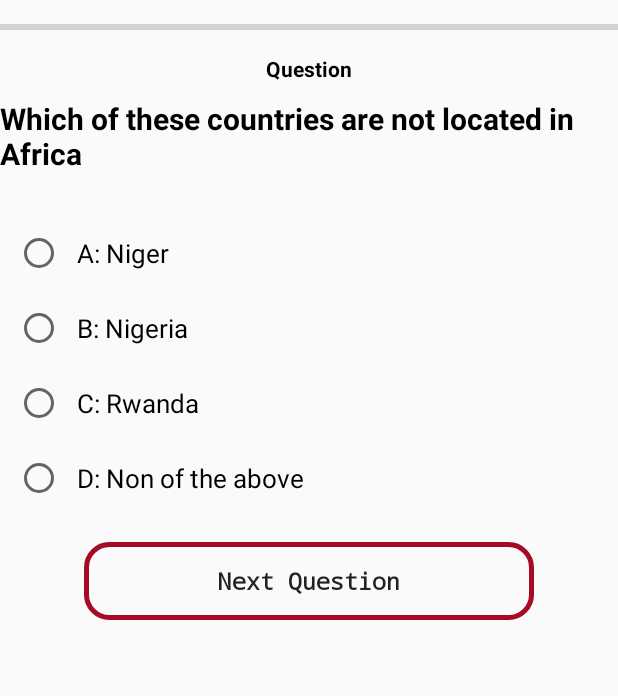
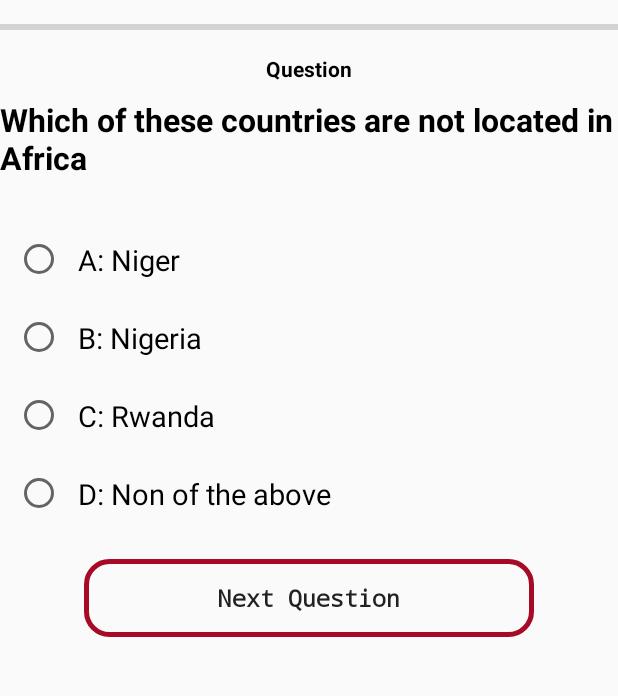
Before and after one commit to wamiikechukwu/Android_Quiz_App, an Android app: the MainActivity screen opened directly, with no data from a screen before it, on a phone screen of 412 x 824 dp, the part 131-827 px from its top. Run offline under Robolectric (Android 15) with nearby library versions, the light colour scheme and no system bars; Roboto replaces fonts that are not available here.

Commit message:
Made some amendments

```diff
--- a/app/src/main/res/layout/activity_intro_start_quiz.xml
+++ b/app/src/main/res/layout/activity_intro_start_quiz.xml
@@ -1,8 +1,8 @@
 <?xml version="1.0" encoding="utf-8"?>
 <ScrollView xmlns:android="http://schemas.android.com/apk/res/android"
     xmlns:tools="http://schemas.android.com/tools"
-    android:layout_width="wrap_content"
-    android:layout_height="wrap_content"
+    android:layout_width="match_parent"
+    android:layout_height="match_parent"
     tools:context=".introStartQuiz">
 
     <RelativeLayout
--- a/app/src/main/res/layout/activity_main.xml
+++ b/app/src/main/res/layout/activity_main.xml
@@ -51,7 +51,7 @@
             android:layout_marginTop="@dimen/activityMain_Top"
             android:text=""
             android:textColor="@android:color/black"
-            android:textSize="20sp"
+            android:textSize="21sp"
             android:textStyle="bold" />
 
         <RadioGroup
@@ -70,7 +70,7 @@
                 android:padding="5dp"
                 android:text=""
                 android:textColor="@android:color/black"
-                android:textSize="17sp" />
+                android:textSize="19sp" />
 
             <RadioButton
                 android:id="@+id/answerB"
@@ -81,7 +81,7 @@
                 android:padding="5dp"
                 android:text=""
                 android:textColor="@android:color/black"
-                android:textSize="17sp" />
+                android:textSize="19sp" />
 
             <RadioButton
                 android:id="@+id/answerC"
@@ -92,7 +92,7 @@
                 android:padding="5dp"
                 android:text=""
                 android:textColor="@android:color/black"
-                android:textSize="17sp" />
+                android:textSize="19sp" />
 
             <RadioButton
                 android:id="@+id/answerD"
@@ -103,7 +103,7 @@
                 android:padding="5dp"
                 android:text=""
                 android:textColor="@android:color/black"
-                android:textSize="17sp" />
+                android:textSize="19sp" />
         </RadioGroup>
 
         <Button
```
